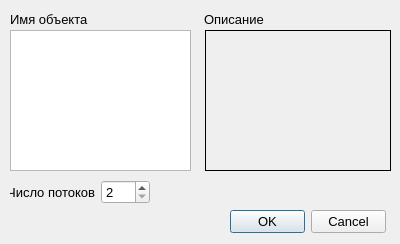
First picture: the form in RC/multiproctoppropertydialog.ui, repository graf-abolmasov/PGraph, before the edit.
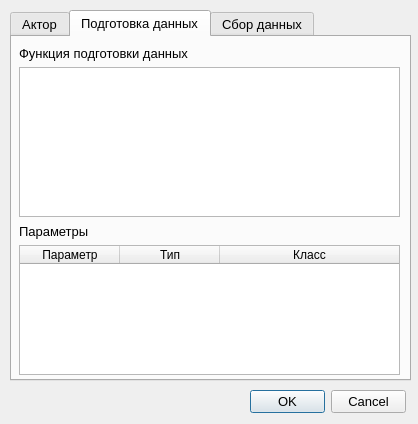
Second picture: the form after the edit. The open tabs and pages were chosen to show the change.

What changed in the file:
```diff
--- a/RC/multiproctoppropertydialog.ui
+++ b/RC/multiproctoppropertydialog.ui
@@ -6,20 +6,20 @@
    <rect>
     <x>0</x>
     <y>0</y>
-    <width>400</width>
-    <height>244</height>
+    <width>418</width>
+    <height>424</height>
    </rect>
   </property>
   <property name="minimumSize">
    <size>
-    <width>400</width>
-    <height>244</height>
+    <width>0</width>
+    <height>0</height>
    </size>
   </property>
   <property name="maximumSize">
    <size>
-    <width>400</width>
-    <height>244</height>
+    <width>16777215</width>
+    <height>16777215</height>
    </size>
   </property>
   <property name="font">
@@ -28,13 +28,13 @@
    </font>
   </property>
   <property name="windowTitle">
-   <string>Dialog</string>
+   <string>Свойства многопоточной вершины</string>
   </property>
   <widget class="QDialogButtonBox" name="buttonBox">
    <property name="geometry">
     <rect>
-     <x>230</x>
-     <y>210</y>
+     <x>250</x>
+     <y>390</y>
      <width>156</width>
      <height>24</height>
     </rect>
@@ -46,104 +46,433 @@
     <set>QDialogButtonBox::Cancel|QDialogButtonBox::Ok</set>
    </property>
   </widget>
-  <widget class="QListWidget" name="actorsListWidget">
-   <property name="geometry">
-    <rect>
-     <x>10</x>
-     <y>30</y>
-     <width>181</width>
-     <height>141</height>
-    </rect>
-   </property>
-  </widget>
-  <widget class="QLabel" name="descriptionLbl">
-   <property name="geometry">
-    <rect>
-     <x>205</x>
-     <y>30</y>
-     <width>186</width>
-     <height>141</height>
-    </rect>
-   </property>
-   <property name="frameShape">
-    <enum>QFrame::Box</enum>
-   </property>
-   <property name="text">
-    <string/>
-   </property>
-   <property name="textFormat">
-    <enum>Qt::PlainText</enum>
-   </property>
-   <property name="alignment">
-    <set>Qt::AlignLeading|Qt::AlignLeft|Qt::AlignTop</set>
-   </property>
-   <property name="wordWrap">
-    <bool>true</bool>
-   </property>
-   <property name="textInteractionFlags">
-    <set>Qt::NoTextInteraction</set>
-   </property>
-  </widget>
-  <widget class="QWidget" name="layoutWidget_2">
+  <widget class="QTabWidget" name="tabWidget">
    <property name="geometry">
     <rect>
      <x>10</x>
      <y>10</y>
-     <width>381</width>
-     <height>18</height>
+     <width>401</width>
+     <height>371</height>
     </rect>
    </property>
-   <layout class="QHBoxLayout" name="horizontalLayout">
-    <item>
-     <widget class="QLabel" name="label">
-      <property name="text">
-       <string>Имя объекта</string>
+   <property name="palette">
+    <palette>
+     <active>
+      <colorrole role="Base">
+       <brush brushstyle="SolidPattern">
+        <color alpha="255">
+         <red>255</red>
+         <green>255</green>
+         <blue>255</blue>
+        </color>
+       </brush>
+      </colorrole>
+      <colorrole role="NoRole">
+       <brush brushstyle="SolidPattern">
+        <color alpha="255">
+         <red>255</red>
+         <green>255</green>
+         <blue>255</blue>
+        </color>
+       </brush>
+      </colorrole>
+     </active>
+     <inactive>
+      <colorrole role="Base">
+       <brush brushstyle="SolidPattern">
+        <color alpha="255">
+         <red>255</red>
+         <green>255</green>
+         <blue>255</blue>
+        </color>
+       </brush>
+      </colorrole>
+      <colorrole role="NoRole">
+       <brush brushstyle="SolidPattern">
+        <color alpha="255">
+         <red>255</red>
+         <green>255</green>
+         <blue>255</blue>
+        </color>
+       </brush>
+      </colorrole>
+     </inactive>
+     <disabled>
+      <colorrole role="Base">
+       <brush brushstyle="SolidPattern">
+        <color alpha="255">
+         <red>240</red>
+         <green>240</green>
+         <blue>240</blue>
+        </color>
+       </brush>
+      </colorrole>
+      <colorrole role="NoRole">
+       <brush brushstyle="SolidPattern">
+        <color alpha="255">
+         <red>255</red>
+         <green>255</green>
+         <blue>255</blue>
+        </color>
+       </brush>
+      </colorrole>
+     </disabled>
+    </palette>
+   </property>
+   <property name="styleSheet">
+    <string notr="true"/>
+   </property>
+   <property name="tabPosition">
+    <enum>QTabWidget::North</enum>
+   </property>
+   <property name="tabShape">
+    <enum>QTabWidget::Rounded</enum>
+   </property>
+   <property name="currentIndex">
+    <number>0</number>
+   </property>
+   <property name="elideMode">
+    <enum>Qt::ElideNone</enum>
+   </property>
+   <property name="documentMode">
+    <bool>false</bool>
+   </property>
+   <property name="tabsClosable">
+    <bool>false</bool>
+   </property>
+   <widget class="QWidget" name="tab">
+    <attribute name="title">
+     <string>Актор</string>
+    </attribute>
+    <widget class="QWidget" name="layoutWidget">
+     <property name="geometry">
+      <rect>
+       <x>8</x>
+       <y>310</y>
+       <width>140</width>
+       <height>24</height>
+      </rect>
+     </property>
+     <layout class="QHBoxLayout" name="horizontalLayout_2">
+      <item>
+       <widget class="QLabel" name="procCountLbl">
+        <property name="text">
+         <string>Число потоков</string>
+        </property>
+        <property name="alignment">
+         <set>Qt::AlignRight|Qt::AlignTrailing|Qt::AlignVCenter</set>
+        </property>
+       </widget>
+      </item>
+      <item>
+       <widget class="QSpinBox" name="procCountSpnBox">
+        <property name="minimum">
+         <number>2</number>
+        </property>
+        <property name="maximum">
+         <number>100</number>
+        </property>
+        <property name="singleStep">
+         <number>1</number>
+        </property>
+       </widget>
+      </item>
+     </layout>
+    </widget>
+    <widget class="QWidget" name="">
+     <property name="geometry">
+      <rect>
+       <x>7</x>
+       <y>9</y>
+       <width>381</width>
+       <height>171</height>
+      </rect>
+     </property>
+     <layout class="QVBoxLayout" name="verticalLayout">
+      <item>
+       <widget class="QLabel" name="label">
+        <property name="text">
+         <string>Имя объекта</string>
+        </property>
+       </widget>
+      </item>
+      <item>
+       <widget class="QListWidget" name="actorsListWidget"/>
+      </item>
+     </layout>
+    </widget>
+    <widget class="QWidget" name="">
+     <property name="geometry">
+      <rect>
+       <x>7</x>
+       <y>187</y>
+       <width>381</width>
+       <height>111</height>
+      </rect>
+     </property>
+     <layout class="QVBoxLayout" name="verticalLayout_2">
+      <item>
+       <widget class="QLabel" name="label_2">
+        <property name="sizePolicy">
+         <sizepolicy hsizetype="Preferred" vsizetype="Fixed">
+          <horstretch>0</horstretch>
+          <verstretch>0</verstretch>
+         </sizepolicy>
+        </property>
+        <property name="text">
+         <string>Описание</string>
+        </property>
+       </widget>
+      </item>
+      <item>
+       <widget class="QLabel" name="descriptionLbl">
+        <property name="frameShape">
+         <enum>QFrame::Box</enum>
+        </property>
+        <property name="text">
+         <string/>
+        </property>
+        <property name="textFormat">
+         <enum>Qt::PlainText</enum>
+        </property>
+        <property name="alignment">
+         <set>Qt::AlignLeading|Qt::AlignLeft|Qt::AlignTop</set>
+        </property>
+        <property name="wordWrap">
+         <bool>true</bool>
+        </property>
+        <property name="textInteractionFlags">
+         <set>Qt::NoTextInteraction</set>
+        </property>
+       </widget>
+      </item>
+     </layout>
+    </widget>
+   </widget>
+   <widget class="QWidget" name="tab_2">
+    <attribute name="title">
+     <string>Подготовка данных</string>
+    </attribute>
+    <widget class="QWidget" name="inlineWidget" native="true">
+     <property name="geometry">
+      <rect>
+       <x>0</x>
+       <y>0</y>
+       <width>391</width>
+       <height>341</height>
+      </rect>
+     </property>
+     <widget class="QWidget" name="layoutWidget_3">
+      <property name="geometry">
+       <rect>
+        <x>7</x>
+        <y>187</y>
+        <width>381</width>
+        <height>151</height>
+       </rect>
       </property>
+      <layout class="QVBoxLayout" name="verticalLayout_4">
+       <item>
+        <widget class="QLabel" name="paramsPrepDataLbl">
+         <property name="text">
+          <string>Параметры</string>
+         </property>
+        </widget>
+       </item>
+       <item>
+        <widget class="QTableWidget" name="paramsPrepDataTable">
+         <property name="editTriggers">
+          <set>QAbstractItemView::NoEditTriggers</set>
+         </property>
+         <property name="showDropIndicator" stdset="0">
+          <bool>false</bool>
+         </property>
+         <property name="dragDropOverwriteMode">
+          <bool>false</bool>
+         </property>
+         <property name="selectionMode">
+          <enum>QAbstractItemView::SingleSelection</enum>
+         </property>
+         <property name="selectionBehavior">
+          <enum>QAbstractItemView::SelectRows</enum>
+         </property>
+         <property name="cornerButtonEnabled">
+          <bool>false</bool>
+         </property>
+         <attribute name="horizontalHeaderCascadingSectionResizes">
+          <bool>true</bool>
+         </attribute>
+         <attribute name="horizontalHeaderDefaultSectionSize">
+          <number>100</number>
+         </attribute>
+         <attribute name="horizontalHeaderMinimumSectionSize">
+          <number>100</number>
+         </attribute>
+         <attribute name="horizontalHeaderStretchLastSection">
+          <bool>true</bool>
+         </attribute>
+         <attribute name="verticalHeaderDefaultSectionSize">
+          <number>22</number>
+         </attribute>
+         <column>
+          <property name="text">
+           <string>Параметр</string>
+          </property>
+         </column>
+         <column>
+          <property name="text">
+           <string>Тип</string>
+          </property>
+         </column>
+         <column>
+          <property name="text">
+           <string>Класс</string>
+          </property>
+         </column>
+        </widget>
+       </item>
+      </layout>
      </widget>
-    </item>
-    <item>
-     <widget class="QLabel" name="label_2">
-      <property name="text">
-       <string>Описание</string>
+     <widget class="QWidget" name="">
+      <property name="geometry">
+       <rect>
+        <x>7</x>
+        <y>9</y>
+        <width>381</width>
+        <height>171</height>
+       </rect>
       </property>
+      <layout class="QVBoxLayout" name="verticalLayout_3">
+       <item>
+        <widget class="QLabel" name="prepareDataLbl">
+         <property name="text">
+          <string>Функция подготовки данных</string>
+         </property>
+        </widget>
+       </item>
+       <item>
+        <widget class="QPlainTextEdit" name="prepareDataEdt">
+         <property name="maximumBlockCount">
+          <number>0</number>
+         </property>
+        </widget>
+       </item>
+      </layout>
      </widget>
-    </item>
-   </layout>
-  </widget>
-  <widget class="QWidget" name="layoutWidget">
-   <property name="geometry">
-    <rect>
-     <x>10</x>
-     <y>180</y>
-     <width>140</width>
-     <height>24</height>
-    </rect>
-   </property>
-   <layout class="QHBoxLayout" name="horizontalLayout_2">
-    <item>
-     <widget class="QLabel" name="procCountLbl">
-      <property name="text">
-       <string>Число потоков</string>
+    </widget>
+   </widget>
+   <widget class="QWidget" name="tab_3">
+    <attribute name="title">
+     <string>Сбор данных</string>
+    </attribute>
+    <widget class="QWidget" name="inlineWidget_3" native="true">
+     <property name="geometry">
+      <rect>
+       <x>0</x>
+       <y>0</y>
+       <width>391</width>
+       <height>341</height>
+      </rect>
+     </property>
+     <widget class="QWidget" name="layoutWidget_7">
+      <property name="geometry">
+       <rect>
+        <x>7</x>
+        <y>187</y>
+        <width>381</width>
+        <height>151</height>
+       </rect>
       </property>
-      <property name="alignment">
-       <set>Qt::AlignRight|Qt::AlignTrailing|Qt::AlignVCenter</set>
-      </property>
+      <layout class="QVBoxLayout" name="verticalLayout_6">
+       <item>
+        <widget class="QLabel" name="paramsCollDataLbl">
+         <property name="text">
+          <string>Параметры</string>
+         </property>
+        </widget>
+       </item>
+       <item>
+        <widget class="QTableWidget" name="paramsCollDataTable">
+         <property name="editTriggers">
+          <set>QAbstractItemView::NoEditTriggers</set>
+         </property>
+         <property name="showDropIndicator" stdset="0">
+          <bool>false</bool>
+         </property>
+         <property name="dragDropOverwriteMode">
+          <bool>false</bool>
+         </property>
+         <property name="selectionMode">
+          <enum>QAbstractItemView::SingleSelection</enum>
+         </property>
+         <property name="selectionBehavior">
+          <enum>QAbstractItemView::SelectRows</enum>
+         </property>
+         <property name="cornerButtonEnabled">
+          <bool>false</bool>
+         </property>
+         <attribute name="horizontalHeaderCascadingSectionResizes">
+          <bool>true</bool>
+         </attribute>
+         <attribute name="horizontalHeaderDefaultSectionSize">
+          <number>100</number>
+         </attribute>
+         <attribute name="horizontalHeaderMinimumSectionSize">
+          <number>100</number>
+         </attribute>
+         <attribute name="horizontalHeaderStretchLastSection">
+          <bool>true</bool>
+         </attribute>
+         <attribute name="verticalHeaderDefaultSectionSize">
+          <number>22</number>
+         </attribute>
+         <column>
+          <property name="text">
+           <string>Параметр</string>
+          </property>
+         </column>
+         <column>
+          <property name="text">
+           <string>Тип</string>
+          </property>
+         </column>
+         <column>
+          <property name="text">
+           <string>Класс</string>
+          </property>
+         </column>
+        </widget>
+       </item>
+      </layout>
      </widget>
-    </item>
-    <item>
-     <widget class="QSpinBox" name="procCountSpnBox">
-      <property name="minimum">
-       <number>2</number>
+     <widget class="QWidget" name="layoutWidget_2">
+      <property name="geometry">
+       <rect>
+        <x>7</x>
+        <y>9</y>
+        <width>381</width>
+        <height>171</height>
+       </rect>
       </property>
-      <property name="maximum">
-       <number>100</number>
-      </property>
-      <property name="singleStep">
-       <number>1</number>
-      </property>
+      <layout class="QVBoxLayout" name="verticalLayout_7">
+       <item>
+        <widget class="QLabel" name="collectDataLbl">
+         <property name="text">
+          <string>Функция сбора данных</string>
+         </property>
+        </widget>
+       </item>
+       <item>
+        <widget class="QPlainTextEdit" name="collectDataEdt">
+         <property name="maximumBlockCount">
+          <number>0</number>
+         </property>
+        </widget>
+       </item>
+      </layout>
      </widget>
-    </item>
-   </layout>
+    </widget>
+   </widget>
   </widget>
  </widget>
  <resources/>
```
